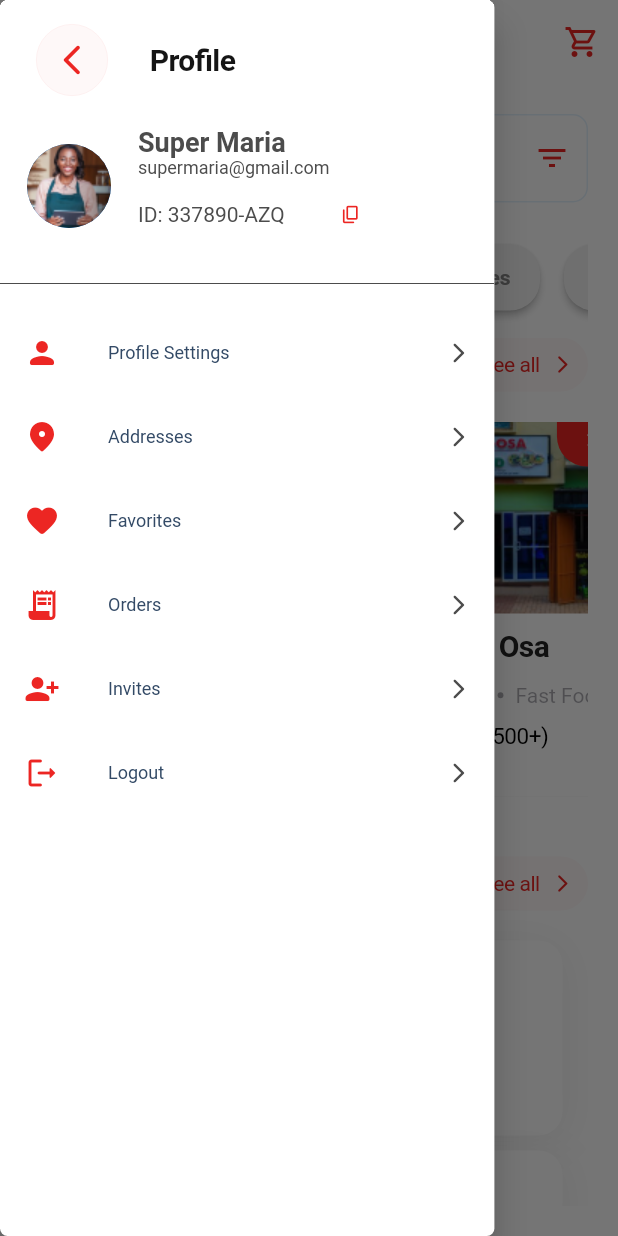
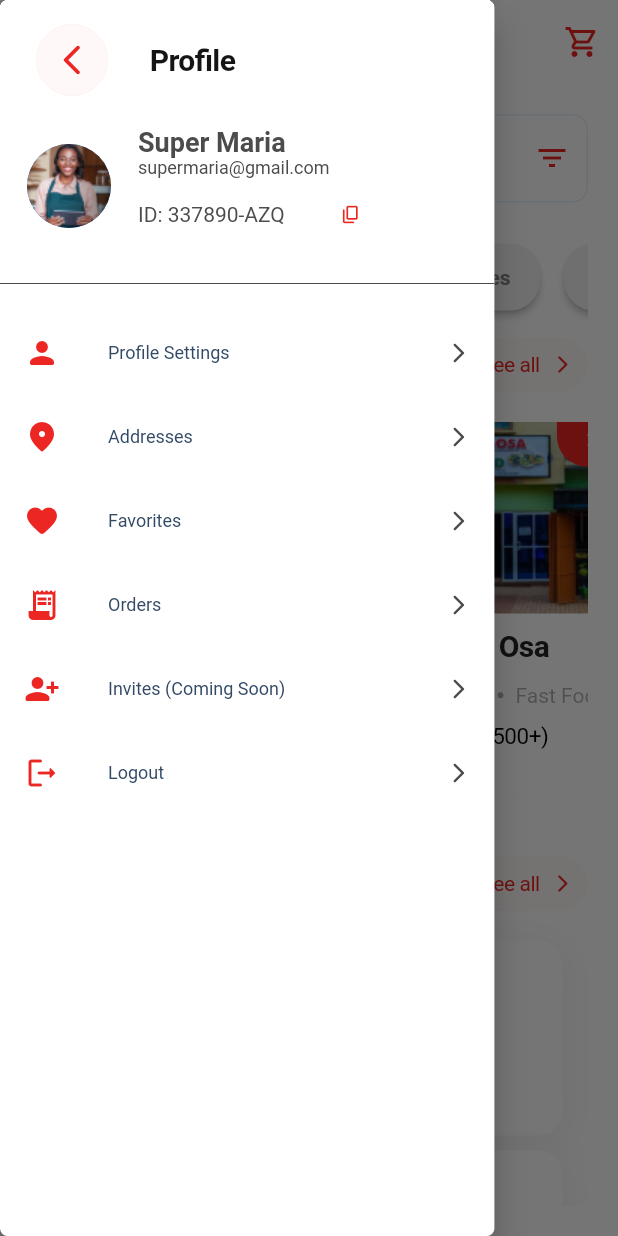
Before and after one commit to bomach-group-company/benji_user, a Flutter app: the Home screen opened directly, with the side drawer open, on a phone screen of 412 x 824 dp. Run offline on Flutter 3.47's test engine with Material 2 defaults, Android fonts, the phone set to English and light mode, and no system bars; our stand-ins replace csc_picker, flutter_pw_validator, flutter_spinkit, google_fonts, google_maps_flutter, hexcolor and 2 more; Roboto replaces fonts that are missing (Sen); project files that could hold a hidden picture were left out.

Commit message:
disabled a listTile:

```diff
--- a/lib/app/home/home drawer.dart
+++ b/lib/app/home/home drawer.dart
@@ -7,7 +7,7 @@ import '../../theme/colors.dart';
 class HomeDrawer extends StatefulWidget {
   final Function() toEditProfilePage;
   final Function() copyUserIdToClipBoard;
-  final Function() toInvitesPage;
+  // final Function() toInvitesPage;
   final Function() toFavoritesPage;
   final Function() toOrdersPage;
   final Function() toAddressesPage;
@@ -19,7 +19,7 @@ class HomeDrawer extends StatefulWidget {
     required this.copyUserIdToClipBoard,
     required this.userID,
     required this.toOrdersPage,
-    required this.toInvitesPage,
+    // required this.toInvitesPage,
     required this.toAddressesPage,
     required this.logOut,
     required this.toFavoritesPage,
@@ -217,13 +217,13 @@ class _HomeDrawerState extends State<HomeDrawer> {
             ),
           ),
           ListTile(
-            onTap: widget.toInvitesPage,
+            onTap: null,
             leading: Icon(
               Icons.person_add_alt_1_rounded,
               color: kAccentColor,
             ),
             title: Text(
-              'Invites',
+              'Invites (Coming Soon)',
               style: TextStyle(
                 color: Color(
                   0xFF334A66,
```
